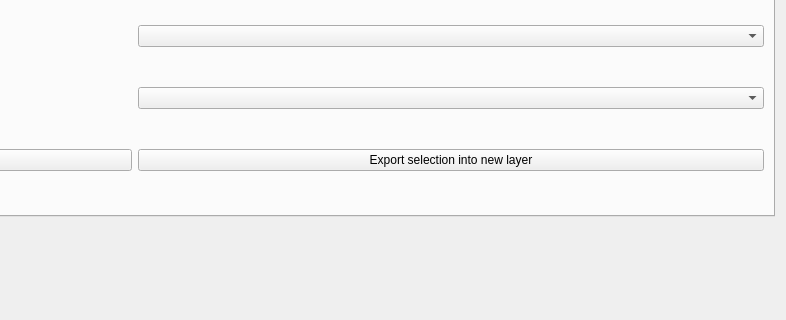
Old version of the form src/napari_clusters_plotter/plotter_inputs.ui in the repository BiAPoL/napari-clusters-plotter; both pictures show x 517 to 1303 and y 117 to 437 of the 1303 by 871 pixel window.
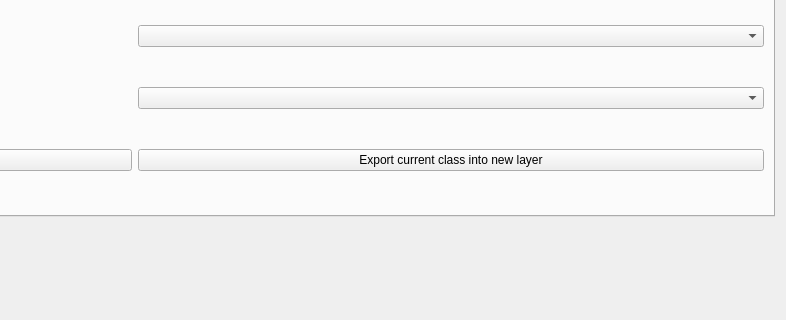
New version of the form.

Commit message: rename export button

The edit to the form file:
```diff
--- a/src/napari_clusters_plotter/plotter_inputs.ui
+++ b/src/napari_clusters_plotter/plotter_inputs.ui
@@ -70,7 +70,7 @@
        <item row="3" column="1">
         <widget class="QPushButton" name="pushButton_export_layer">
          <property name="text">
-          <string>Export selection into new layer</string>
+          <string>Export current class into new layer</string>
          </property>
         </widget>
        </item>
```
Left out of the diff: 3 changed lines with no effect on the pictures.
